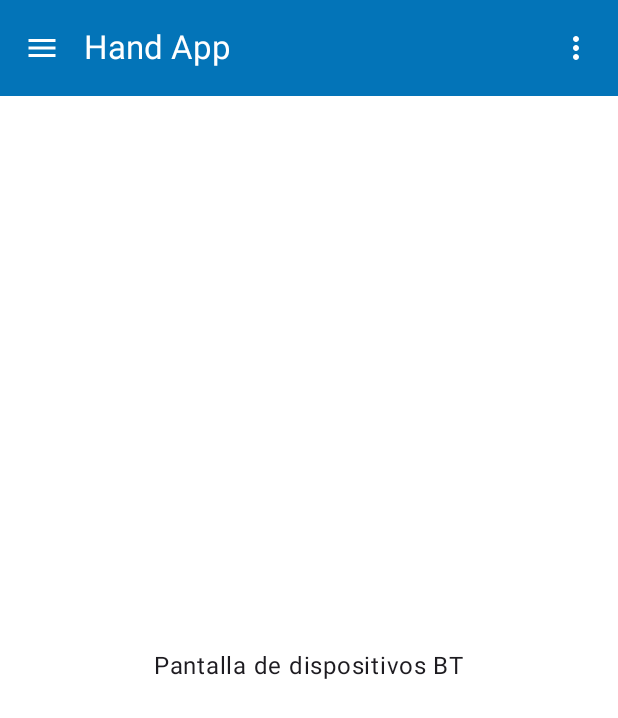
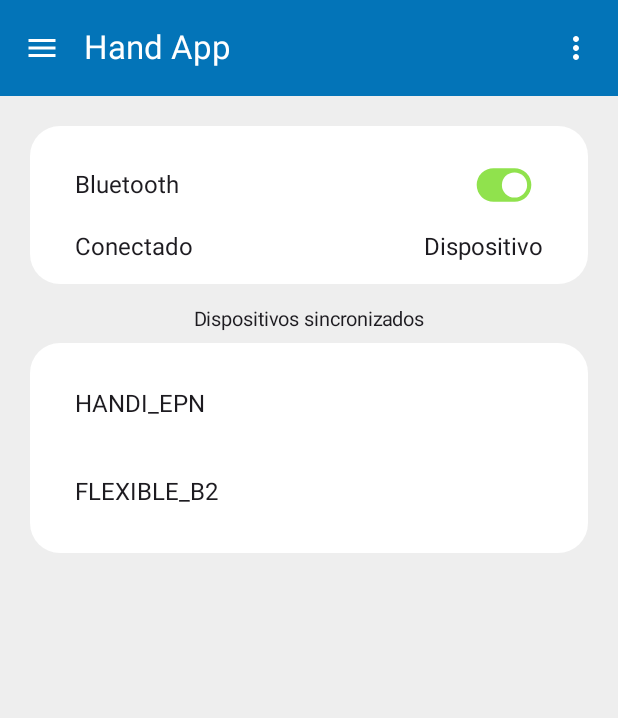
Before and after one commit to laboratorioAI/HandAppMobile-EPN, an Android app built with Jetpack Compose: the devices_screen screen opened through its navigation route, on a phone screen of 412 x 824 dp. Shown: the top 718 px of the screen. Run offline under Robolectric (Android 15) with nearby library versions, the phone set to English and light mode, and no system bars.

Commit message:
Add devices and settings screens (logic not implemented yet)

```diff
--- a/app/src/main/java/com/example/handappmobile_epn/ui/screen/DevicesScreen.kt
+++ b/app/src/main/java/com/example/handappmobile_epn/ui/screen/DevicesScreen.kt
@@ -1,33 +1,154 @@
 package com.example.handappmobile_epn.ui.screen
 
-import androidx.compose.foundation.layout.Arrangement
-import androidx.compose.foundation.layout.Column
-import androidx.compose.foundation.layout.fillMaxSize
-import androidx.compose.foundation.layout.padding
+import androidx.compose.foundation.background
+import androidx.compose.foundation.layout.*
 import androidx.compose.foundation.rememberScrollState
+import androidx.compose.foundation.shape.RoundedCornerShape
+import androidx.compose.foundation.text.BasicText
 import androidx.compose.foundation.verticalScroll
-import androidx.compose.material3.Button
+import androidx.compose.material3.Switch
+import androidx.compose.material3.SwitchDefaults
 import androidx.compose.material3.Text
-import androidx.compose.runtime.Composable
+import androidx.compose.runtime.*
 import androidx.compose.ui.Alignment
 import androidx.compose.ui.Modifier
+import androidx.compose.ui.draw.clip
+import androidx.compose.ui.draw.scale
+import androidx.compose.ui.graphics.Color
+import androidx.compose.ui.res.colorResource
+import androidx.compose.ui.text.TextStyle
+import androidx.compose.ui.text.font.FontWeight
 import androidx.compose.ui.tooling.preview.Preview
-import androidx.navigation.NavController
-import androidx.navigation.compose.rememberNavController
+import androidx.compose.ui.unit.dp
+import androidx.compose.ui.unit.sp
+import com.example.handappmobile_epn.R
 import com.example.handappmobile_epn.bt.BluetoothConnectionManager
-import com.example.handappmobile_epn.ui.components.BackScaffoldContent
-import com.example.handappmobile_epn.ui.components.ViewContainer
 
 @Composable
 fun DevicesScreen(bluetoothConnectionManager: BluetoothConnectionManager)
 {
+    var isBluetoothOn by remember { mutableStateOf(true) }
+
     Column(
         modifier = Modifier
             .fillMaxSize()
+            .background(Color(0xFFEEEEEE))
+            .padding(20.dp, 20.dp)
             .verticalScroll(rememberScrollState()),
-        verticalArrangement = Arrangement.Center,
+        verticalArrangement = Arrangement.Top,
         horizontalAlignment = Alignment.CenterHorizontally)
     {
-        Text(text = "Pantalla de dispositivos BT")
+        Column (
+            modifier = Modifier
+                .fillMaxWidth()
+                .clip(RoundedCornerShape(20.dp))
+                .background(Color.White)
+                .padding(30.dp, 15.dp)
+        )
+        {
+            // Bluetooth switch section
+            Row(
+                modifier = Modifier
+                    .fillMaxWidth(),
+                horizontalArrangement = Arrangement.SpaceBetween,
+                verticalAlignment = Alignment.CenterVertically)
+            {
+                Text(
+                    text = "Bluetooth",
+                    style = TextStyle(
+                        fontSize = 16.sp,
+                    )
+                )
+                Switch(
+                    checked = isBluetoothOn,
+                    onCheckedChange = { isBluetoothOn = it },
+                    modifier = Modifier.scale(0.7f),
+                    colors = SwitchDefaults.colors(
+                        checkedThumbColor = Color.White,
+                        checkedTrackColor = colorResource(id = R.color.app_green),
+                        uncheckedThumbColor = Color.White,
+                        uncheckedTrackColor = Color(0xFFBBBBBB),
+                        uncheckedBorderColor = Color.Transparent
+                    )
+                )
+            }
+
+            Spacer(modifier = Modifier.height(8.dp))
+
+            // Connected status
+            Row(
+                modifier = Modifier
+                    .fillMaxWidth(),
+                horizontalArrangement = Arrangement.SpaceBetween,
+                verticalAlignment = Alignment.CenterVertically
+            ) {
+                Text(
+                    text = "Conectado",
+                    style = TextStyle(
+                        fontSize = 16.sp,
+                        fontWeight = FontWeight.Normal
+                    )
+                )
+                Text(
+                    text = "Dispositivo",
+                    style = TextStyle(
+                        fontSize = 16.sp,
+                        fontWeight = FontWeight.Normal
+                    )
+                )
+            }
+        }
+
+        Spacer(modifier = Modifier.height(16.dp))
+
+        // Paired devices section
+        Text(
+            text = "Dispositivos sincronizados",
+            style = TextStyle(
+                fontSize = 13.sp,
+                fontWeight = FontWeight.Normal
+            )
+        )
+
+        Spacer(modifier = Modifier.height(8.dp))
+
+        Column (
+            modifier = Modifier
+                .fillMaxWidth()
+                .clip(RoundedCornerShape(20.dp))
+                .background(Color.White)
+                .padding(30.dp, 15.dp))
+        {
+            // List of devices
+            PairedDeviceItem(deviceName = "HANDI_EPN")
+            Spacer(modifier = Modifier.height(8.dp))
+            PairedDeviceItem(deviceName = "FLEXIBLE_B2")
+        }
     }
 }
+
+@Composable
+fun PairedDeviceItem(deviceName: String) {
+    Box(
+        modifier = Modifier
+            .fillMaxWidth()
+            .background(Color.White)
+            .padding(0.dp, 16.dp)
+    ) {
+        Text(
+            text = deviceName,
+            style = TextStyle(
+                fontSize = 16.sp,
+                fontWeight = FontWeight.Normal
+            )
+        )
+    }
+}
+
+@Preview(showBackground = true)
+@Composable
+fun PreviewBluetoothScreen() {
+    DevicesScreen(
+        bluetoothConnectionManager = BluetoothConnectionManager(null)
+    )
+}
```
Also changed, not shown: app/src/main/java/com/example/handappmobile_epn/ui/screen/SettingsScreen.kt (+65 -3 lines).
